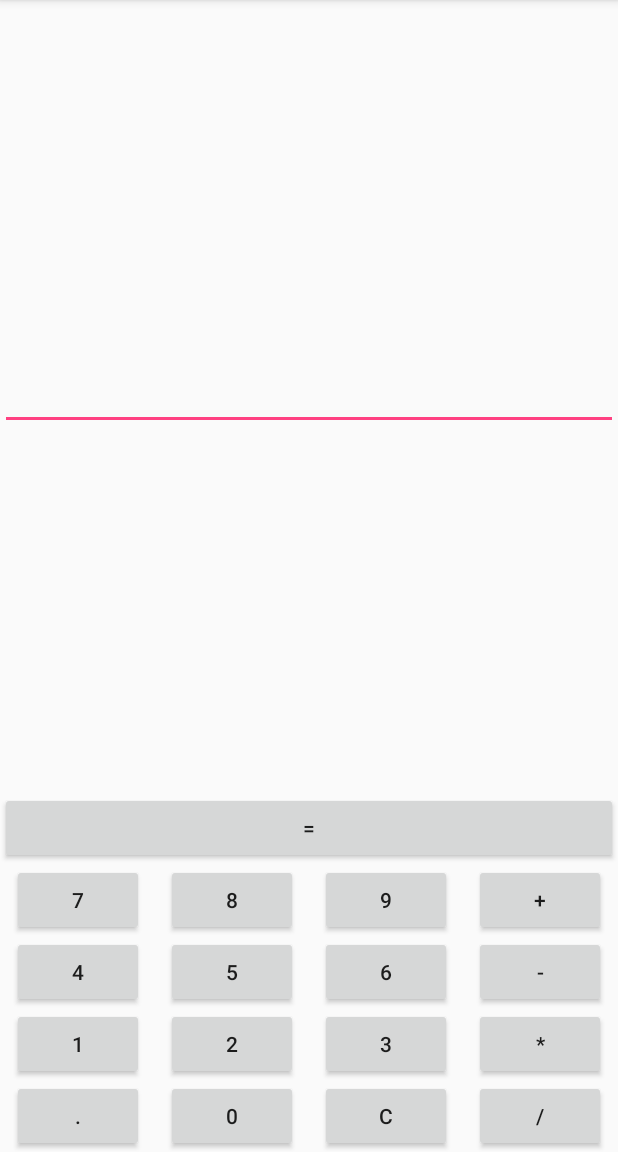
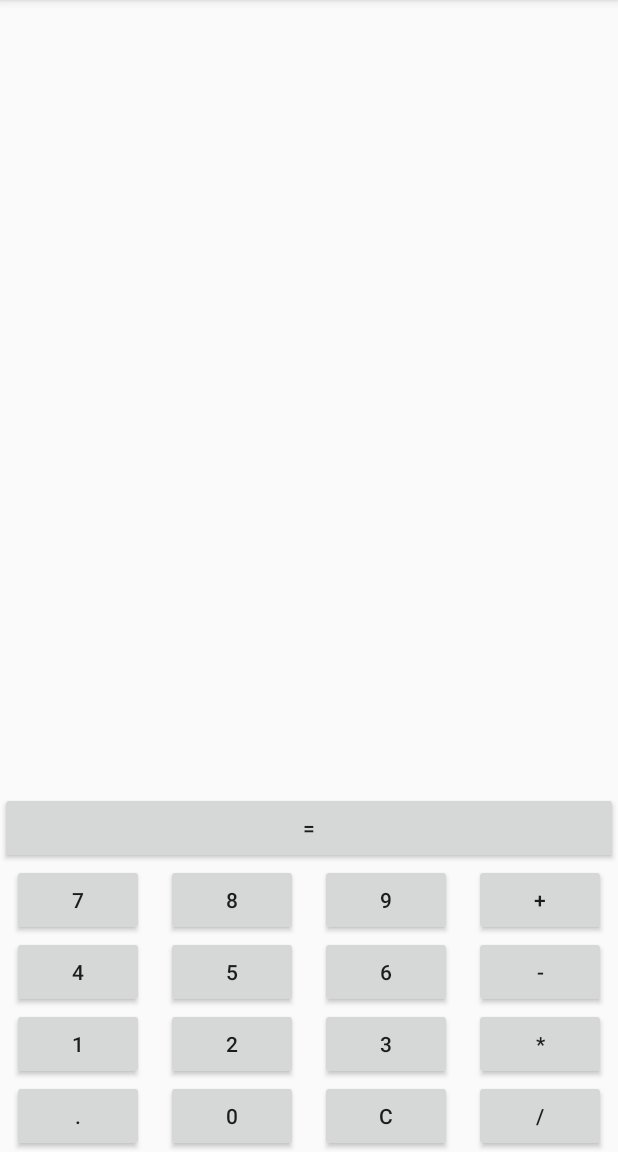
Before and after one commit to kmndr/gavno, an Android app: the screen it shows after launch (MainActivity), on a phone screen of 412 x 824 dp, the part 84-1236 px from its top. Run offline under Robolectric (Android 15) with nearby library versions, the phone set to English and light mode, and no system bars.

Commit message:
change editText to TextView and other

```diff
--- a/app/src/main/java/com/example/mandroshchenko/calculator/MainActivity.java
+++ b/app/src/main/java/com/example/mandroshchenko/calculator/MainActivity.java
@@ -7,7 +7,6 @@ import android.text.method.DigitsKeyListener;
 import android.util.Log;
 import android.view.View;
 import android.widget.Button;
-import android.widget.EditText;
 import android.widget.TextView;
 
 import expression.parser.ExpressionParser;
@@ -16,7 +15,7 @@ import expression.parser.ExpressionParser;
 public class MainActivity extends AppCompatActivity {
 
 
-    EditText Display;
+    TextView Display;
 
     Button zero;
     Button one;
@@ -36,9 +35,6 @@ public class MainActivity extends AppCompatActivity {
     Button clear;
     Button point;
 
-    final static int CLEAR = 1;
-    final static int DONT_CLEAR = 0;
-    int clearCalcDisplay = 0;
 
     private static String LOG_TAG = "MainActivity";
     private static final String KEY_CNT = "CNT";
@@ -48,7 +44,7 @@ public class MainActivity extends AppCompatActivity {
         super.onCreate(savedInstanceState);
         setContentView(R.layout.activity_main);
 
-        zero =  findViewById(R.id._0);
+        zero = findViewById(R.id._0);
         one = findViewById(R.id._1);
         two = findViewById(R.id._2);
         three = findViewById(R.id._3);
@@ -69,135 +65,136 @@ public class MainActivity extends AppCompatActivity {
 
         Display.setKeyListener(DigitsKeyListener.getInstance(true, true));
 
-        registerListeners();
-
-    }
-
-    public void registerListeners() {
-
         zero.setOnClickListener(new View.OnClickListener() {
+            @SuppressLint("SetTextI18n")
             @Override
             public void onClick(View v) {
-
-                Display.append("0");
+                Display.setText(Display.getText().toString() + "0");
             }
         });
 
         one.setOnClickListener(new View.OnClickListener() {
+            @SuppressLint("SetTextI18n")
             @Override
             public void onClick(View v) {
-
-                Display.append("1");
+                Display.setText(Display.getText().toString() + "1");
             }
         });
 
         two.setOnClickListener(new View.OnClickListener() {
+            @SuppressLint("SetTextI18n")
             @Override
             public void onClick(View v) {
-
-                Display.append("2");
+                Display.setText(Display.getText().toString() + "2");
             }
         });
 
         three.setOnClickListener(new View.OnClickListener() {
+            @SuppressLint("SetTextI18n")
             @Override
             public void onClick(View v) {
-
-                Display.append("3");
+                Display.setText(Display.getText().toString() + "3");
             }
         });
 
         four.setOnClickListener(new View.OnClickListener() {
+            @SuppressLint("SetTextI18n")
             @Override
             public void onClick(View v) {
-
-                Display.append("4");
+                Display.setText(Display.getText().toString() + "4");
             }
         });
 
         five.setOnClickListener(new View.OnClickListener() {
+            @SuppressLint("SetTextI18n")
             @Override
             public void onClick(View v) {
-
-                Display.append("5");
+                Display.setText(Display.getText().toString() + "5");
             }
         });
 
         six.setOnClickListener(new View.OnClickListener() {
+            @SuppressLint("SetTextI18n")
             @Override
             public void onClick(View v) {
-
-                Display.append("6");
+                Display.setText(Display.getText().toString() + "6");
             }
         });
 
         seven.setOnClickListener(new View.OnClickListener() {
+            @SuppressLint("SetTextI18n")
             @Override
             public void onClick(View v) {
-
-                Display.append("7");
+                Display.setText(Display.getText().toString() + "7");
             }
         });
 
         eight.setOnClickListener(new View.OnClickListener() {
+            @SuppressLint("SetTextI18n")
             @Override
             public void onClick(View v) {
-
-                Display.append("8");
+                Display.setText(Display.getText().toString() + "8");
             }
         });
 
         nine.setOnClickListener(new View.OnClickListener() {
+            @SuppressLint("SetTextI18n")
             @Override
             public void onClick(View v) {
-
-                Display.append("9");
+                Display.setText(Display.getText().toString() + "9");
             }
         });
 
-        addition.setOnClickListener(new View.OnClickListener() {
+        point.setOnClickListener(new View.OnClickListener() {
+            @SuppressLint("SetTextI18n")
             @Override
             public void onClick(View v) {
+                Display.setText(Display.getText().toString() + ".");
+            }
+        });
 
-                Display.append("+");
+
+        addition.setOnClickListener(new View.OnClickListener() {
+            @SuppressLint("SetTextI18n")
+            @Override
+            public void onClick(View v) {
+                Display.setText(Display.getText().toString() + "+");
             }
         });
 
         subtract.setOnClickListener(new View.OnClickListener() {
+            @SuppressLint("SetTextI18n")
             @Override
             public void onClick(View v) {
 
-                Display.append("-");
+                Display.setText(Display.getText().toString() + "-");
             }
         });
 
         multiply.setOnClickListener(new View.OnClickListener() {
+            @SuppressLint("SetTextI18n")
             @Override
             public void onClick(View v) {
 
-                Display.append("*");
+                Display.setText(Display.getText().toString() + "*");
             }
         });
 
         division.setOnClickListener(new View.OnClickListener() {
+            @SuppressLint("SetTextI18n")
             @Override
             public void onClick(View v) {
 
-                Display.append("/");
+                Display.setText(Display.getText().toString() + "/");
             }
         });
 
-        point.setOnClickListener(new View.OnClickListener() {
-            @Override
-            public void onClick(View v) {
 
-                Display.append(".");
-            }
-        });
 
         clear.setOnClickListener(new View.OnClickListener() {
             @Override
             public void onClick(View v) {
+
                 Display.setText("");
             }
         });
@@ -215,13 +212,15 @@ public class MainActivity extends AppCompatActivity {
                 }
             }
         });
+
     }
+
 
     @Override
     protected void onSaveInstanceState(Bundle outState) {
-
         super.onSaveInstanceState(outState);
         outState.putString(KEY_CNT, Display.getText().toString());
+
     }
 
     @Override
--- a/app/src/main/res/layout/activity_main.xml
+++ b/app/src/main/res/layout/activity_main.xml
@@ -7,18 +7,18 @@
     tools:context=".MainActivity"
     tools:layout_editor_absoluteY="81dp">
 
-    <EditText
+    <TextView
         android:id="@+id/_text"
         android:layout_width="match_parent"
         android:layout_height="wrap_content"
         android:layout_marginBottom="8dp"
         android:layout_marginTop="8dp"
-        android:inputType="numberDecimal"
+        android:textSize="30sp"
         app:layout_constraintBottom_toTopOf="@+id/equal"
         app:layout_constraintTop_toTopOf="parent"
         >
 
-    </EditText>
+    </TextView>
 
     <Button
         android:id="@+id/point"
```
